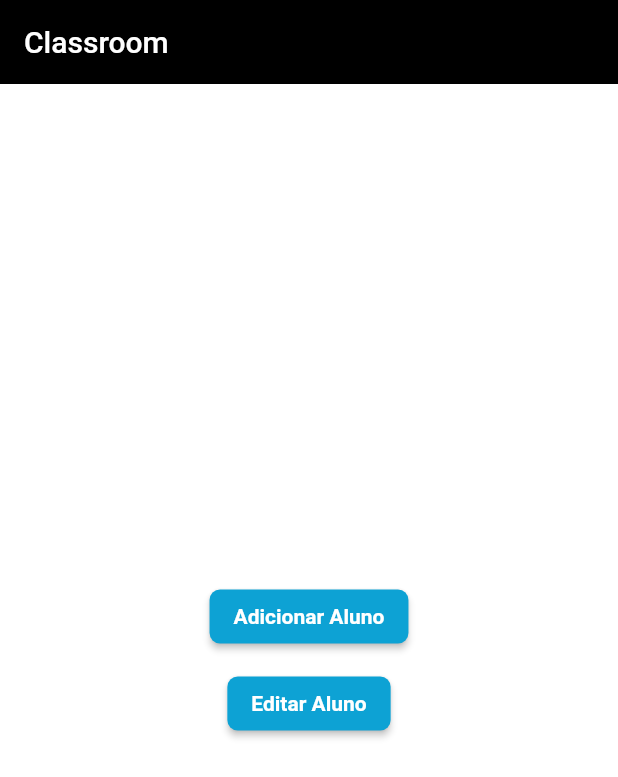
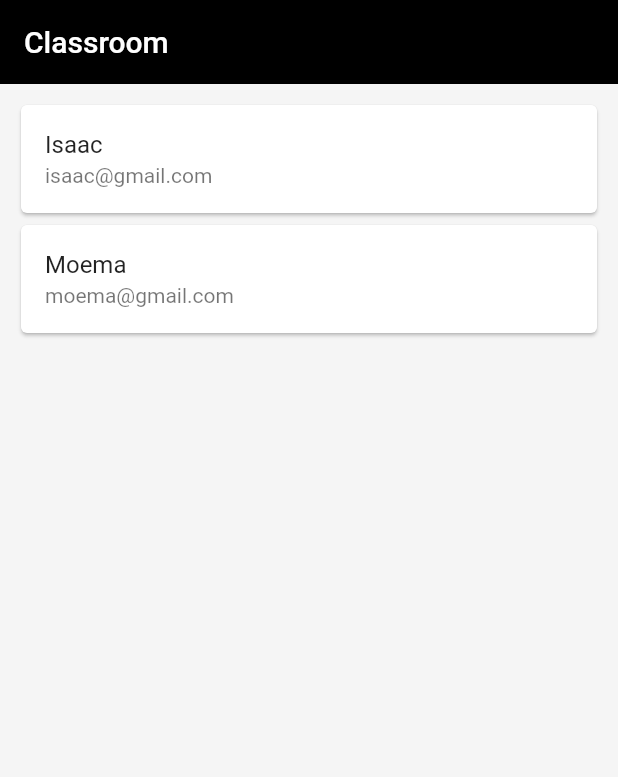
Before and after one commit to isaacscardoso/blueshrine-classroom, a Flutter app: the screen it shows after launch, on a phone screen of 412 x 824 dp. Shown: the top 777 px of the screen. Run offline on Flutter 3.47's test engine with Material 2 defaults, Android fonts, the phone set to English and light mode, and no system bars; our stand-ins replace awesome_snackbar_content, brasil_fields, flutter_modular, loading_animation_widget, mobx, sqflite; accounts and stored records are empty; generated files the repository leaves out were written again; Roboto replaces fonts that are missing (mplus1).

Commit message:
Initial implementation of student listing and student data widget.

```diff
--- a/blueshrine_classroom_app/lib/src/modules/student/controllers/student_controller.dart
+++ b/blueshrine_classroom_app/lib/src/modules/student/controllers/student_controller.dart
@@ -2,6 +2,7 @@ import 'dart:developer';
 
 import 'package:mobx/mobx.dart';
 
+import '../../../core/global/constants.dart';
 import '../../../models/student_model.dart';
 import '../../../repositories/student/student_repository.dart';
 import '../enums/student_state_status.dart';
@@ -56,9 +57,9 @@ abstract class StudentControllerBase with Store {
       _students = await _studentRepository.fetchAll(name: _filteredName);
       _stateStatus = StudentStateStatus.loaded;
     } catch (e, s) {
-      log('Erro ao buscar alunos.', error: e, stackTrace: s);
+      log(RepositoryErrorMessages.fetchAll.message, error: e, stackTrace: s);
       _stateStatus = StudentStateStatus.error;
-      _errorMessage = 'Erro ao buscar alunos.';
+      _errorMessage = RepositoryErrorMessages.fetchAll.message;
     }
   }
 
--- a/blueshrine_classroom_app/lib/src/modules/student/student_module.dart
+++ b/blueshrine_classroom_app/lib/src/modules/student/student_module.dart
@@ -1,6 +1,6 @@
 import 'package:flutter_modular/flutter_modular.dart';
 
-import './ui/pages/student_page.dart';
+import 'ui/pages/student_list_page.dart';
 import './ui/pages/student_form_page.dart';
 import './controllers/student_controller.dart';
 
@@ -15,7 +15,7 @@ class StudentModule extends Module {
   @override
   List<ModularRoute> get routes {
     return <ModularRoute>[
-      ChildRoute('/', child: (context, args) => const StudentPage()),
+      ChildRoute('/', child: (context, args) => const StudentListPage()),
       ChildRoute(
         '/form',
         child: (context, args) => const StudentFormPage(),
--- /dev/null
+++ b/blueshrine_classroom_app/lib/src/modules/student/ui/pages/student_data_page.dart
@@ -0,0 +1,25 @@
+import 'package:flutter/material.dart';
+
+import '../../../../models/student_model.dart';
+import '../../controllers/student_controller.dart';
+
+class StudentDataPage extends StatelessWidget {
+  final StudentModel student;
+  final StudentController studentController;
+
+  const StudentDataPage({
+    super.key,
+    required this.student,
+    required this.studentController,
+  });
+
+  @override
+  Widget build(BuildContext context) {
+    return Card(
+      child: ListTile(
+        title: Text(student.name),
+        subtitle: Text(student.email),
+      ),
+    );
+  }
+}
--- a/blueshrine_classroom_app/lib/src/modules/student/ui/pages/student_page.dart
+++ b/blueshrine_classroom_app/lib/src/modules/student/ui/pages/student_list_page.dart
@@ -2,18 +2,20 @@ import 'package:flutter/material.dart';
 import 'package:flutter_modular/flutter_modular.dart';
 import 'package:mobx/mobx.dart';
 
+import '../../../../models/student_model.dart';
 import '../../controllers/student_controller.dart';
 import '../../enums/student_state_status.dart';
 import '../../student_routes.dart';
+import './student_data_page.dart';
 
-class StudentPage extends StatefulWidget {
-  const StudentPage({super.key});
+class StudentListPage extends StatefulWidget {
+  const StudentListPage({super.key});
 
   @override
-  State<StudentPage> createState() => _StudentPageState();
+  State<StudentListPage> createState() => _StudentListPageState();
 }
 
-class _StudentPageState extends State<StudentPage> {
+class _StudentListPageState extends State<StudentListPage> {
   late final ReactionDisposer statusReactionDisposer;
   final studentController = Modular.get<StudentController>();
 
@@ -61,27 +63,45 @@ class _StudentPageState extends State<StudentPage> {
     super.dispose();
   }
 
+  final StudentModel student1 = StudentModel(
+    id: 1,
+    name: 'Isaac',
+    email: 'isaac@gmail.com',
+    phone: '(37) 9 9953-2728',
+    monthlyPayment: 300.0,
+    isActive: true,
+  );
+  final StudentModel student2 = StudentModel(
+    id: 2,
+    name: 'Moema',
+    email: 'moema@gmail.com',
+    phone: '(37) 9 9942-7716',
+    monthlyPayment: 300.0,
+    isActive: true,
+  );
+
+  final students = <StudentModel>[];
+
   @override
   Widget build(BuildContext context) {
+    students.addAll([student1, student2]);
+
     return Scaffold(
       appBar: AppBar(
         title: const Text('Classroom'),
       ),
       body: SafeArea(
-        child: Center(
-          child: Column(
-            mainAxisSize: MainAxisSize.min,
-            children: <Widget>[
-              ElevatedButton(
-                onPressed: () => studentController.add(),
-                child: const Text('Adicionar Aluno'),
-              ),
-              const SizedBox(height: 10),
-              ElevatedButton(
-                onPressed: () {},
-                child: const Text('Editar Aluno'),
-              ),
-            ],
+        child: Container(
+          color: Colors.grey[100]!,
+          padding: const EdgeInsets.all(10),
+          child: ListView.builder(
+            itemCount: students.length,
+            itemBuilder: (context, index) {
+              return StudentDataPage(
+                student: students[index],
+                studentController: studentController,
+              );
+            },
           ),
         ),
       ),
```
